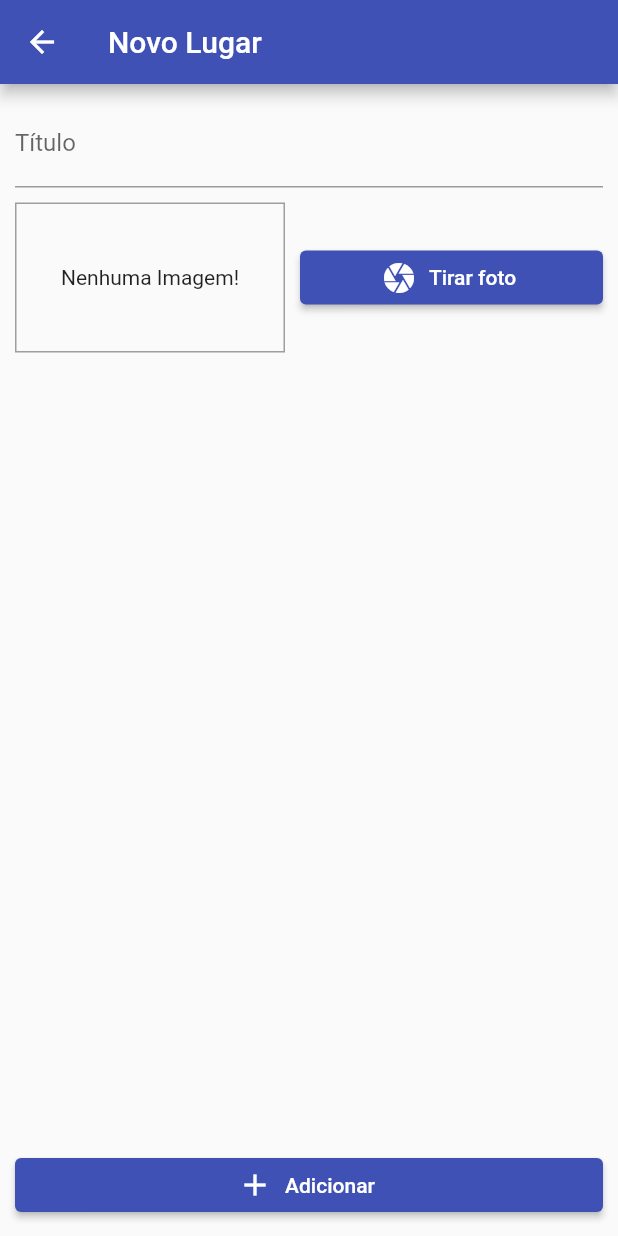
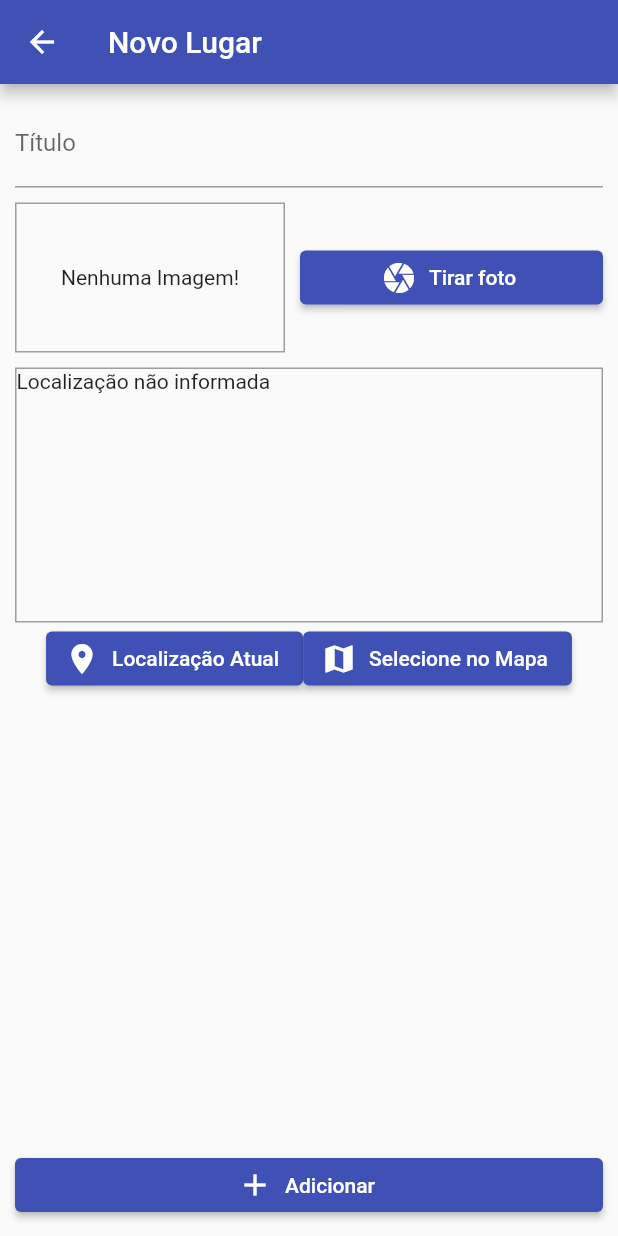
Before and after one commit to mechztcc/flutter-recursos-nativos, a Flutter app: the PlaceFormScreen screen opened by its route, on a phone screen of 412 x 824 dp. Run offline on Flutter 3.47's test engine with Material 2 defaults, Android fonts, the light colour scheme and no system bars; our stand-ins replace image_picker, sqflite; accounts and stored records are empty.

Commit message:
input location layout

```diff
--- a/lib/screens/place_form_screen.dart
+++ b/lib/screens/place_form_screen.dart
@@ -4,6 +4,7 @@ import 'package:flutter/material.dart';
 import 'package:provider/provider.dart';
 import 'package:recursos_nativos/providers/great_places.dart';
 import 'package:recursos_nativos/widgets/image_input.dart';
+import 'package:recursos_nativos/widgets/location_input.dart';
 
 class PlaceFormScreen extends StatefulWidget {
   const PlaceFormScreen({Key? key}) : super(key: key);
@@ -55,7 +56,11 @@ class _PlaceFormScreenState extends State<PlaceFormScreen> {
                     ),
                     ImageInput(
                       onSelectImage: _selectedImage,
-                    )
+                    ),
+                    SizedBox(
+                      height: 10,
+                    ),
+                    LocationInput(),
                   ],
                 ),
               ),
--- /dev/null
+++ b/lib/widgets/location_input.dart
@@ -0,0 +1,48 @@
+import 'package:flutter/material.dart';
+
+class LocationInput extends StatefulWidget {
+  const LocationInput({Key? key}) : super(key: key);
+
+  @override
+  _LocationInputState createState() => _LocationInputState();
+}
+
+class _LocationInputState extends State<LocationInput> {
+  String? _previewImageUrl;
+
+  @override
+  Widget build(BuildContext context) {
+    return Column(
+      children: [
+        Container(
+          height: 170,
+          width: double.infinity,
+          decoration: BoxDecoration(
+            border: Border.all(width: 1, color: Colors.grey),
+          ),
+          child: _previewImageUrl == null
+              ? Text('Localização não informada')
+              : Image.network(
+                  _previewImageUrl!,
+                  fit: BoxFit.cover,
+                ),
+        ),
+        Row(
+          mainAxisAlignment: MainAxisAlignment.center,
+          children: [
+            ElevatedButton.icon(
+              icon: Icon(Icons.location_on),
+              label: Text('Localização Atual'),
+              onPressed: () {},
+            ),
+            ElevatedButton.icon(
+              icon: Icon(Icons.map),
+              label: Text('Selecione no Mapa'),
+              onPressed: () {},
+            ),
+          ],
+        )
+      ],
+    );
+  }
+}
--- a/pubspec.yaml
+++ b/pubspec.yaml
@@ -39,6 +39,7 @@ dependencies:
   path_provider: ^2.0.8
   path: ^1.8.0
   sqflite: ^2.0.1
+  location: ^4.3.0
 
 dev_dependencies:
   flutter_test:
```
Also changed, not shown: pubspec.lock.
